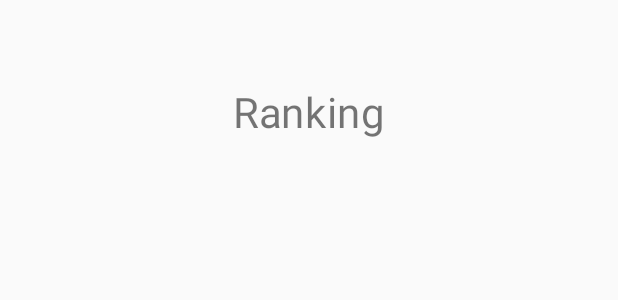
After one commit to SennApp/Senn, an Android app: the layout activity_leaderboard.xml on its own in the app's theme, with its tools: preview values and no code run, on a phone screen of 412 x 824 dp. The commit adds this screen. Shown: the top 300 px of the screen. Run offline under Robolectric (Android 15) with nearby library versions, the phone set to English and light mode, and no system bars; Roboto replaces fonts that are not available here.

Commit message:
activity作っただけです

```diff
--- a/app/src/main/java/edu/konan_univ/senn/MainActivity.java
+++ b/app/src/main/java/edu/konan_univ/senn/MainActivity.java
@@ -28,6 +28,8 @@
             Insets systemBars = insets.getInsets(WindowInsetsCompat.Type.systemBars());
             v.setPadding(systemBars.left, systemBars.top, systemBars.right, systemBars.bottom);
             return insets;
+
+
         });
 
         // Initialize Firebase Auth
--- /dev/null
+++ b/app/src/main/res/layout/activity_leaderboard.xml
@@ -0,0 +1,25 @@
+<?xml version="1.0" encoding="utf-8"?>
+<androidx.constraintlayout.widget.ConstraintLayout xmlns:android="http://schemas.android.com/apk/res/android"
+    xmlns:app="http://schemas.android.com/apk/res-auto"
+    xmlns:tools="http://schemas.android.com/tools"
+    android:id="@+id/main"
+    android:layout_width="match_parent"
+    android:layout_height="match_parent"
+    tools:context=".LeaderboardActivity">
+
+
+    <TextView
+        android:id="@+id/Title"
+        android:layout_width="wrap_content"
+        android:layout_height="wrap_content"
+        android:layout_marginTop="64dp"
+        android:scaleX="2"
+        android:scaleY="2"
+        android:text="Ranking"
+        android:gravity="center"
+        app:layout_constraintEnd_toEndOf="parent"
+        app:layout_constraintStart_toStartOf="parent"
+        app:layout_constraintTop_toTopOf="parent" />
+
+
+</androidx.constraintlayout.widget.ConstraintLayout>
```
Also changed, not shown: app/src/main/AndroidManifest.xml (+3 -4 lines), app/src/main/java/edu/konan_univ/senn/LeaderboardActivity.java (added, +33 -0 lines).
